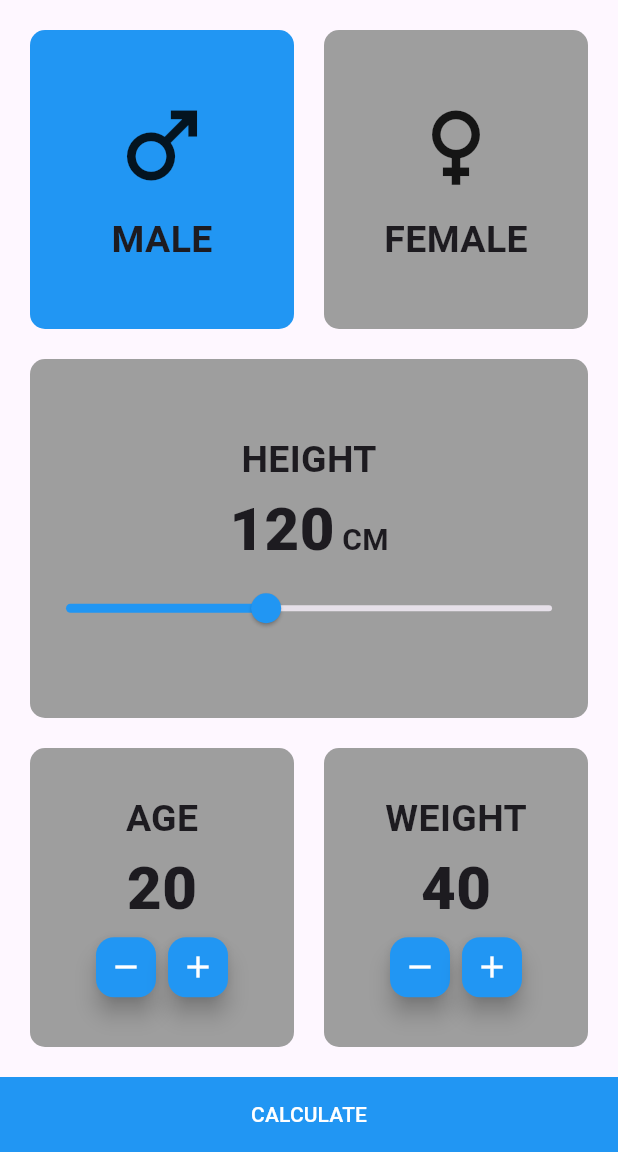
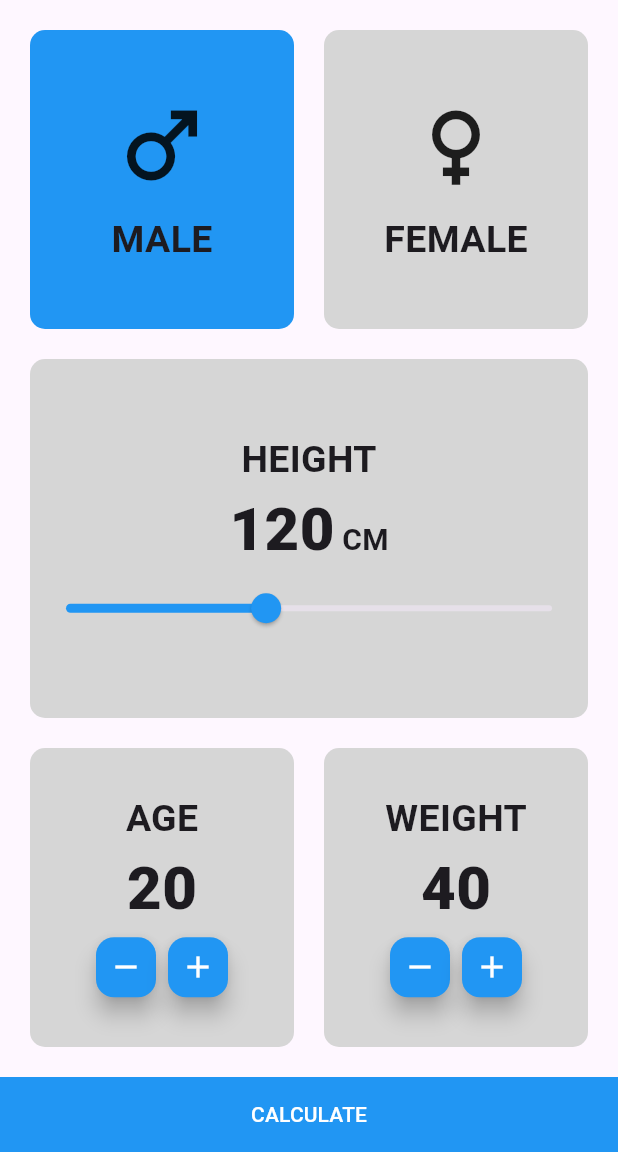
Before and after one commit to BavleyA/BMI_calculator, a Flutter app: the screen it shows after launch, on a phone screen of 412 x 824 dp, the part 84-1236 px from its top. Run offline on Flutter 3.47's test engine with Material 3 defaults, Android fonts, the phone set to English and light mode, and no system bars.

Commit message:
Final edits

```diff
--- a/lib/bmi_screen.dart
+++ b/lib/bmi_screen.dart
@@ -62,7 +62,7 @@ class _BmiScreenState extends State<BmiScreen> {
                         ),
                         decoration: BoxDecoration(
                           borderRadius: BorderRadius.circular(10.0,),
-                          color: isMale ? Colors.blue : Colors.grey,
+                          color: isMale ? Colors.blue : Colors.grey[350],
                         ),
                       ),
                     ),
@@ -99,7 +99,7 @@ class _BmiScreenState extends State<BmiScreen> {
                         ),
                         decoration: BoxDecoration(
                           borderRadius: BorderRadius.circular(10.0,),
-                          color: isMale ? Colors.grey : Colors.blue,
+                          color: isMale ? Colors.grey[350] : Colors.blue,
                         ),
                       ),
                     ),
@@ -116,7 +116,7 @@ class _BmiScreenState extends State<BmiScreen> {
               child: Container(
                 decoration: BoxDecoration(
                   borderRadius: BorderRadius.circular(10.0),
-                  color: Colors.grey,
+                  color: Colors.grey[350],
                 ),
                 child: Column(
                   mainAxisAlignment: MainAxisAlignment.center,
@@ -177,7 +177,7 @@ class _BmiScreenState extends State<BmiScreen> {
                     child: Container(
                       decoration: BoxDecoration(
                         borderRadius: BorderRadius.circular(10.0,),
-                        color: Colors.grey,
+                        color: Colors.grey[350],
                       ),
                       child: Column(
                         mainAxisAlignment: MainAxisAlignment.center,
@@ -240,7 +240,7 @@ class _BmiScreenState extends State<BmiScreen> {
                     child: Container(
                       decoration: BoxDecoration(
                         borderRadius: BorderRadius.circular(10.0,),
-                        color: Colors.grey,
+                        color: Colors.grey[350],
                       ),
                       child: Column(
                         mainAxisAlignment: MainAxisAlignment.center,
```
